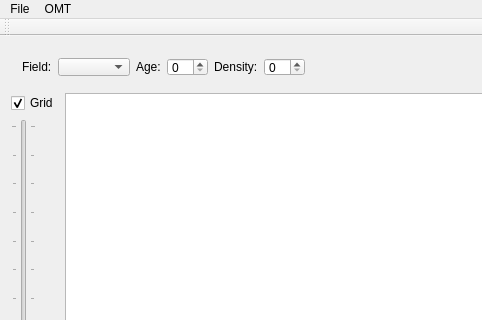
This is buildingeditor.ui in vache/BuildingEditor as Qt 5 draws it before an edit; both pictures show x 0 to 482 and y 0 to 320 of the 1024 by 768 pixel window. The edited form follows.
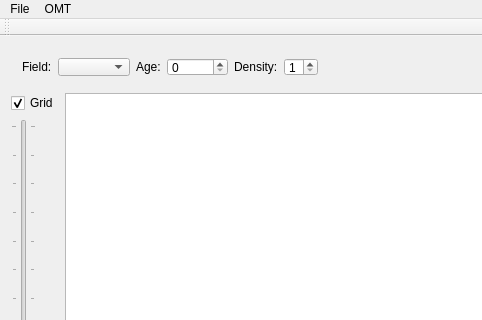
This is the edited form. The open tabs and pages were chosen to show the change. Custom widgets are drawn as their Qt base class.

Diff of the .ui file:
```diff
--- a/buildingeditor.ui
+++ b/buildingeditor.ui
@@ -541,7 +541,14 @@
          </widget>
         </item>
         <item>
-         <widget class="QSpinBox" name="fieldAge"/>
+         <widget class="QSpinBox" name="fieldAge">
+          <property name="maximum">
+           <number>10000</number>
+          </property>
+          <property name="singleStep">
+           <number>100</number>
+          </property>
+         </widget>
         </item>
         <item>
          <widget class="QLabel" name="label_25">
@@ -551,7 +558,14 @@
          </widget>
         </item>
         <item>
-         <widget class="QSpinBox" name="fieldDensity"/>
+         <widget class="QSpinBox" name="fieldDensity">
+          <property name="minimum">
+           <number>1</number>
+          </property>
+          <property name="maximum">
+           <number>3</number>
+          </property>
+         </widget>
         </item>
         <item>
          <spacer name="horizontalSpacer_10">
```
Left out of the diff: 48 changed lines with no effect on the pictures.
